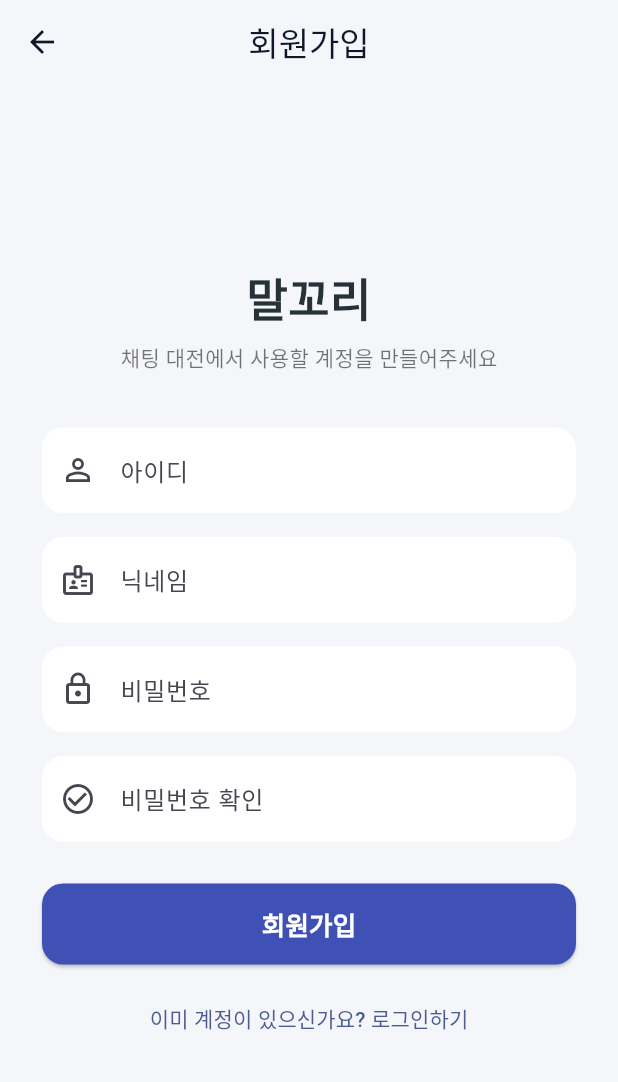
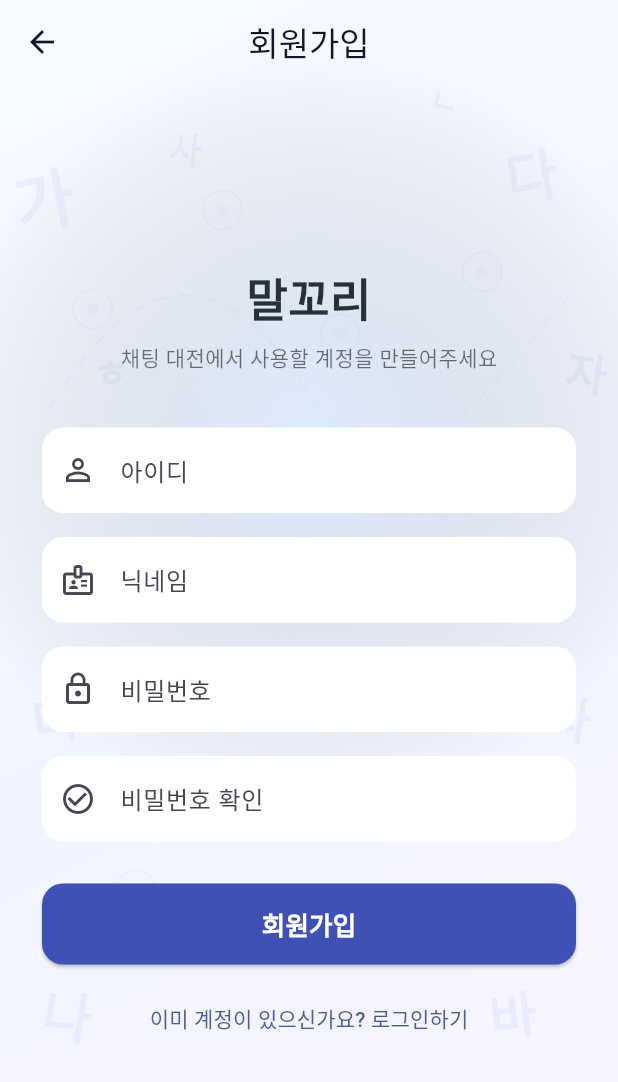
Before and after one commit to psyrod1112/Concluding-remarks-Application, a Flutter app: the screen it shows after launch, after a tap on "회원가입", on a phone screen of 412 x 824 dp. Shown: the top 1082 px of the screen. Run offline on Flutter 3.47's test engine with Material 3 defaults, Android fonts, the phone set to English and light mode, and no system bars; accounts and stored records are empty; network calls fail; Roboto replaces fonts that are missing (Memoment).

Commit message:
Style: update app theme background

```diff
--- a/frontend/lib/main.dart
+++ b/frontend/lib/main.dart
@@ -2,6 +2,7 @@ import 'package:flutter/material.dart';
 
 import 'controllers/theme_controller.dart';
 import 'themes/app_theme.dart';
+import 'widgets/app_background.dart';
 
 import 'screens/login_screen.dart';
 import 'screens/signup_screen.dart';
@@ -30,6 +31,9 @@ class WordLegendApp extends StatelessWidget {
           theme: AppTheme.light(),
           darkTheme: AppTheme.dark(),
           themeMode: themeController.themeMode,
+          builder: (context, child) {
+            return AppBackground(child: child ?? const SizedBox.shrink());
+          },
           initialRoute: '/login',
           routes: {
             '/login': (context) => const LoginScreen(),
--- a/frontend/lib/models/ai_difficulty.dart
+++ b/frontend/lib/models/ai_difficulty.dart
@@ -1,6 +1,4 @@
-/// AI대결 난이도 정의
-///
-/// 프론트 화면 표시와 AI대결 난이도 식별에 사용합니다.
+/// AI대결 난이도
 enum AiDifficulty { easy, normal, hard, expert }
 
 extension AiDifficultyInfo on AiDifficulty {
@@ -35,9 +33,9 @@ extension AiDifficultyInfo on AiDifficulty {
   String get opponentNickname {
     switch (this) {
       case AiDifficulty.easy:
-        return 'AI 새싹';
+        return 'AI 초보';
       case AiDifficulty.normal:
-        return 'AI 라이벌';
+        return 'AI 중수';
       case AiDifficulty.hard:
         return 'AI 고수';
       case AiDifficulty.expert:
@@ -83,7 +81,6 @@ extension AiDifficultyInfo on AiDifficulty {
         return 20;
     }
   }
-
 }
 
 AiDifficulty aiDifficultyFromId(String? id) {
--- a/frontend/lib/screens/home_screen.dart
+++ b/frontend/lib/screens/home_screen.dart
@@ -25,7 +25,7 @@ class HomeScreen extends StatelessWidget {
             child: Column(
               children: [
                 Icon(
-                  Icons.account_circle_outlined,
+                  Icons.account_circle_rounded,
                   size: 56,
                   color: colorScheme.primary,
                 ),
@@ -58,28 +58,28 @@ class HomeScreen extends StatelessWidget {
               children: [
                 _HomeMenuCard(
                   title: '랜덤 매칭',
-                  icon: Icons.casino_outlined,
+                  icon: Icons.shuffle_rounded,
                   onTap: () {
                     Navigator.pushNamed(context, '/random-match');
                   },
                 ),
                 _HomeMenuCard(
                   title: '친선 대결',
-                  icon: Icons.people_outline,
+                  icon: Icons.groups_rounded,
                   onTap: () {
                     Navigator.pushNamed(context, '/friendly-match');
                   },
                 ),
                 _HomeMenuCard(
                   title: '커뮤니티',
-                  icon: Icons.forum_outlined,
+                  icon: Icons.chat_bubble_rounded,
                   onTap: () {
                     Navigator.pushNamed(context, '/community');
                   },
                 ),
                 _HomeMenuCard(
                   title: 'AI대결',
-                  icon: Icons.smart_toy_outlined,
+                  icon: Icons.smart_toy_rounded,
                   onTap: () {
                     Navigator.pushNamed(context, '/ai-battle');
                   },
@@ -111,7 +111,8 @@ class _HomeMenuCard extends StatelessWidget {
 
     return Card(
       color: theme.cardColor,
-      elevation: 1.5,
+      elevation: 2,
+      shadowColor: colorScheme.primary.withOpacity(0.16),
       shape: RoundedRectangleBorder(borderRadius: BorderRadius.circular(18)),
       child: InkWell(
         borderRadius: BorderRadius.circular(18),
@@ -119,8 +120,20 @@ class _HomeMenuCard extends StatelessWidget {
         child: Column(
           mainAxisAlignment: MainAxisAlignment.center,
           children: [
-            Icon(icon, size: 42, color: colorScheme.primary),
-            const SizedBox(height: 12),
+            Container(
+              width: 64,
+              height: 64,
+              decoration: BoxDecoration(
+                color: colorScheme.primary.withOpacity(0.10),
+                borderRadius: BorderRadius.circular(22),
+              ),
+              child: Icon(
+                icon,
+                size: 34,
+                color: colorScheme.primary,
+              ),
+            ),
+            const SizedBox(height: 14),
             Text(
               title,
               style: TextStyle(
--- a/frontend/lib/screens/login_screen.dart
+++ b/frontend/lib/screens/login_screen.dart
@@ -87,7 +87,7 @@ class _LoginScreenState extends State<LoginScreen> {
   @override
   Widget build(BuildContext context) {
     return Scaffold(
-      backgroundColor: const Color(0xFFF5F6FA),
+      backgroundColor: Colors.transparent,
       body: Center(
         child: SingleChildScrollView(
           padding: const EdgeInsets.symmetric(horizontal: 28, vertical: 24),
--- a/frontend/lib/screens/signup_screen.dart
+++ b/frontend/lib/screens/signup_screen.dart
@@ -117,11 +117,11 @@ class _SignupScreenState extends State<SignupScreen> {
   @override
   Widget build(BuildContext context) {
     return Scaffold(
-      backgroundColor: const Color(0xFFF5F6FA),
+      backgroundColor: Colors.transparent,
       appBar: AppBar(
         title: const Text('회원가입'),
         centerTitle: true,
-        backgroundColor: const Color(0xFFF5F6FA),
+        backgroundColor: Colors.transparent,
         elevation: 0,
       ),
       body: Center(
--- a/frontend/lib/themes/app_theme.dart
+++ b/frontend/lib/themes/app_theme.dart
@@ -20,12 +20,14 @@ class AppTheme {
       useMaterial3: true,
       fontFamily: fontFamily,
       colorScheme: colorScheme,
-      scaffoldBackgroundColor: lightBackground,
+      scaffoldBackgroundColor: Colors.transparent,
       appBarTheme: const AppBarTheme(
         centerTitle: true,
-        backgroundColor: lightBackground,
+        backgroundColor: Colors.transparent,
         foregroundColor: Color(0xFF0F172A),
         elevation: 0,
+        scrolledUnderElevation: 0,
+        surfaceTintColor: Colors.transparent,
       ),
       cardTheme: CardThemeData(
         color: Colors.white,
@@ -79,12 +81,14 @@ class AppTheme {
       useMaterial3: true,
       fontFamily: fontFamily,
       colorScheme: colorScheme,
-      scaffoldBackgroundColor: darkBackground,
+      scaffoldBackgroundColor: Colors.transparent,
       appBarTheme: const AppBarTheme(
         centerTitle: true,
-        backgroundColor: darkBackground,
+        backgroundColor: Colors.transparent,
         foregroundColor: Colors.white,
         elevation: 0,
+        scrolledUnderElevation: 0,
+        surfaceTintColor: Colors.transparent,
       ),
       cardTheme: CardThemeData(
         color: darkSurface,
--- /dev/null
+++ b/frontend/lib/widgets/app_background.dart
@@ -0,0 +1,208 @@
+import 'package:flutter/material.dart';
+
+class AppBackground extends StatelessWidget {
+  final Widget child;
+
+  const AppBackground({super.key, required this.child});
+
+  @override
+  Widget build(BuildContext context) {
+    final isDark = Theme.of(context).brightness == Brightness.dark;
+
+    return DecoratedBox(
+      decoration: BoxDecoration(
+        gradient: LinearGradient(
+          begin: Alignment.topLeft,
+          end: Alignment.bottomRight,
+          colors: isDark
+              ? const [
+                  Color(0xFF0B1020),
+                  Color(0xFF111827),
+                  Color(0xFF1A1744),
+                ]
+              : const [
+                  Color(0xFFF8FAFF),
+                  Color(0xFFF1F5FF),
+                  Color(0xFFF7F3FF),
+                ],
+        ),
+      ),
+      child: CustomPaint(
+        painter: _WordPatternPainter(isDark: isDark),
+        child: SizedBox.expand(child: child),
+      ),
+    );
+  }
+}
+
+class _WordPatternPainter extends CustomPainter {
+  final bool isDark;
+
+  _WordPatternPainter({required this.isDark});
+
+  static const List<_PatternText> _texts = [
+    _PatternText('가', Offset(0.07, 0.16), -0.20, 44),
+    _PatternText('나', Offset(0.11, 0.82), 0.16, 36),
+    _PatternText('다', Offset(0.86, 0.14), -0.16, 38),
+    _PatternText('라', Offset(0.92, 0.58), 0.18, 34),
+    _PatternText('마', Offset(0.09, 0.58), -0.18, 34),
+    _PatternText('바', Offset(0.83, 0.82), -0.12, 34),
+    _PatternText('사', Offset(0.30, 0.12), 0.10, 24),
+    _PatternText('자', Offset(0.95, 0.30), 0.14, 30),
+    _PatternText('ㅎ', Offset(0.18, 0.30), -0.10, 26),
+    _PatternText('ㄴ', Offset(0.72, 0.08), 0.22, 22),
+  ];
+
+  static const List<Offset> _points = [
+    Offset(0.15, 0.25),
+    Offset(0.36, 0.17),
+    Offset(0.55, 0.27),
+    Offset(0.78, 0.22),
+    Offset(0.88, 0.48),
+    Offset(0.22, 0.72),
+  ];
+
+  @override
+  void paint(Canvas canvas, Size size) {
+    final patternColor = isDark
+        ? Colors.white.withOpacity(0.040)
+        : const Color(0xFF5B6FD6).withOpacity(0.070);
+    final lineColor = isDark
+        ? Colors.white.withOpacity(0.032)
+        : const Color(0xFF5B6FD6).withOpacity(0.048);
+    final dotFillColor = isDark
+        ? Colors.white.withOpacity(0.028)
+        : const Color(0xFF7C8CF0).withOpacity(0.045);
+
+    _drawSoftGlow(canvas, size, isDark);
+    _drawWordChain(canvas, size, lineColor);
+    _drawDots(canvas, size, lineColor, dotFillColor);
+    _drawPatternTexts(canvas, size, patternColor);
+  }
+
+  void _drawSoftGlow(Canvas canvas, Size size, bool isDark) {
+    final paint = Paint()
+      ..shader = RadialGradient(
+        colors: isDark
+            ? [
+                const Color(0xFF5B6FD6).withOpacity(0.10),
+                Colors.transparent,
+              ]
+            : [
+                const Color(0xFF93C5FD).withOpacity(0.22),
+                Colors.transparent,
+              ],
+      ).createShader(
+        Rect.fromCircle(
+          center: Offset(size.width * 0.50, size.height * 0.35),
+          radius: size.shortestSide * 0.62,
+        ),
+      );
+
+    canvas.drawCircle(
+      Offset(size.width * 0.50, size.height * 0.35),
+      size.shortestSide * 0.62,
+      paint,
+    );
+  }
+
+  void _drawWordChain(Canvas canvas, Size size, Color lineColor) {
+    final paint = Paint()
+      ..color = lineColor
+      ..style = PaintingStyle.stroke
+      ..strokeWidth = 1.2
+      ..strokeCap = StrokeCap.round;
+
+    final path = Path()
+      ..moveTo(size.width * 0.08, size.height * 0.33)
+      ..cubicTo(
+        size.width * 0.24,
+        size.height * 0.20,
+        size.width * 0.38,
+        size.height * 0.22,
+        size.width * 0.50,
+        size.height * 0.32,
+      )
+      ..cubicTo(
+        size.width * 0.64,
+        size.height * 0.43,
+        size.width * 0.76,
+        size.height * 0.33,
+        size.width * 0.92,
+        size.height * 0.24,
+      );
+
+    _drawDashedPath(canvas, path, paint);
+  }
+
+  void _drawDots(Canvas canvas, Size size, Color lineColor, Color fillColor) {
+    final outlinePaint = Paint()
+      ..color = lineColor
+      ..style = PaintingStyle.stroke
+      ..strokeWidth = 1.1;
+    final fillPaint = Paint()
+      ..color = fillColor
+      ..style = PaintingStyle.fill;
+
+    for (final point in _points) {
+      final center = Offset(size.width * point.dx, size.height * point.dy);
+      canvas.drawCircle(center, 4, fillPaint);
+      canvas.drawCircle(center, 13, outlinePaint);
+    }
+  }
+
+  void _drawPatternTexts(Canvas canvas, Size size, Color color) {
+    for (final item in _texts) {
+      final painter = TextPainter(
+        text: TextSpan(
+          text: item.text,
+          style: TextStyle(
+            fontSize: item.fontSize,
+            fontWeight: FontWeight.w800,
+            color: color,
+          ),
+        ),
+        textDirection: TextDirection.ltr,
+      )..layout();
+
+      final offset = Offset(
+        size.width * item.position.dx,
+        size.height * item.position.dy,
+      );
+
+      canvas.save();
+      canvas.translate(offset.dx, offset.dy);
+      canvas.rotate(item.rotation);
+      painter.paint(canvas, Offset(-painter.width / 2, -painter.height / 2));
+      canvas.restore();
+    }
+  }
+
+  void _drawDashedPath(Canvas canvas, Path path, Paint paint) {
+    const dashWidth = 8.0;
+    const dashSpace = 9.0;
+
+    for (final metric in path.computeMetrics()) {
+      double distance = 0;
+      while (distance < metric.length) {
+        final segment = metric.extractPath(distance, distance + dashWidth);
+        canvas.drawPath(segment, paint);
+        distance += dashWidth + dashSpace;
+      }
+    }
+  }
+
+  @override
+  bool shouldRepaint(covariant _WordPatternPainter oldDelegate) {
+    return oldDelegate.isDark != isDark;
+  }
+}
+
+class _PatternText {
+  final String text;
+  final Offset position;
+  final double rotation;
+  final double fontSize;
+
+  const _PatternText(this.text, this.position, this.rotation, this.fontSize);
+}
```
